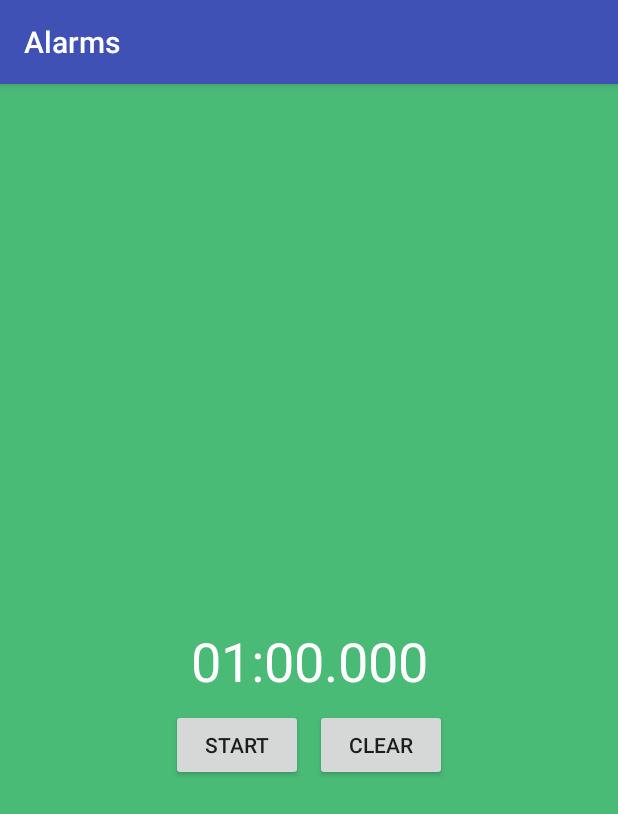
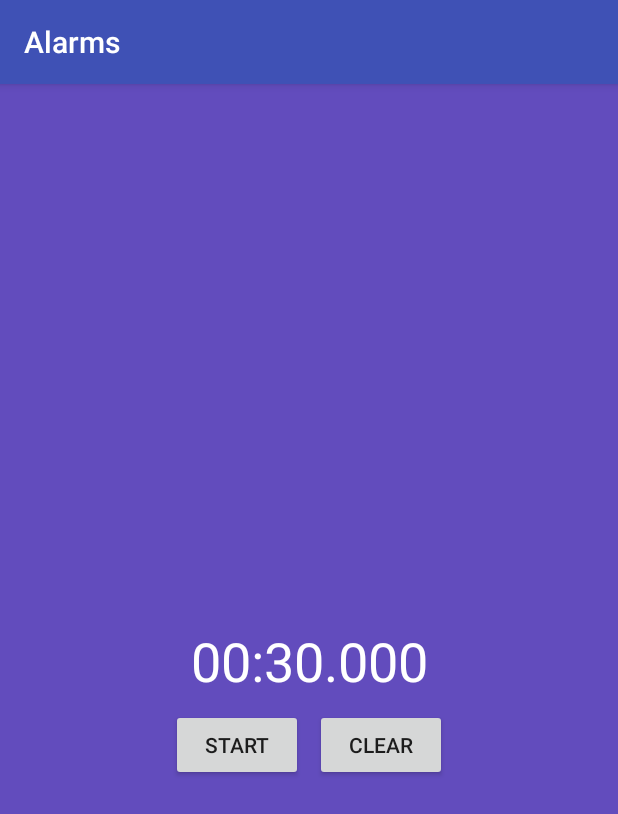
Before and after one commit to RomainRoche/android-alarms-loop, an Android app: the screen it shows after launch (MainActivity), after a tap on "CLEAR", on a phone screen of 412 x 824 dp. Shown: the top 814 px of the screen. Run offline under Robolectric (Android 15) with nearby library versions, the phone set to English and light mode, and no system bars.

Commit message:
chg: colors and countdown: can have multiple colors, multiple durations, loop between it

```diff
--- a/app/src/main/java/com/romainroche/alarms/ColorChangingView.java
+++ b/app/src/main/java/com/romainroche/alarms/ColorChangingView.java
@@ -11,41 +11,71 @@ import android.widget.LinearLayout;
 
 public class ColorChangingView extends LinearLayout {
 
-    private int fromColor, fromRed, fromGreen, fromBlue;
-    private int toColor, toRed, toGreen, toBlue;
+    private int index = 0;
+    private int[] colors = new int[] {R.color.background0, R.color.background1};
+    private long[] durations = new long[] {(long)(1.0 * 60 * 1000.0)};
+
+    private int fromRed, fromGreen, fromBlue;
+    private int toRed, toGreen, toBlue;
 
     protected long timestamp, remainingTime;
-
-    public long duration = (long)(1.0 * 60 * 1000.0); // in milliseconds
-    public long targetTime = (long)0;
+    protected long targetTime = (long)0;
 
     public boolean isOn = false;
 
 
     public ColorChangingView(Context context, AttributeSet attrs) {
         super(context, attrs);
-        this.setFromColorResource(R.color.background0);
-        this.setToColorResource(R.color.background1);
-        this.setBackgroundResource(this.fromColor);
-        this.remainingTime = duration;
+        this.colors = new int[] {R.color.background0, R.color.background1};
+        this.setFromColorResource(this.colors[0]);
+        this.setToColorResource(this.colors[1]);
+        this.setBackgroundResource(this.colors[0]);
+        this.remainingTime = this.durations[0];
     }
 
-    public int getFromColorResource() { return this.fromColor; }
-    public void setFromColorResource(int resourceId) {
-        this.fromColor = resourceId;
-        int from = this.getResources().getInteger(this.fromColor);
+    private void setFromColorResource(int resourceId) {
+        int from = this.getResources().getInteger(resourceId);
         this.fromRed = (from >> 16) & 0xff;
         this.fromGreen = (from >> 8) & 0xff;
         this.fromBlue = (from) & 0xff;
     }
 
-    public int getToColorResource() { return this.toColor; }
-    public void setToColorResource(int resourceId) {
-        this.toColor = resourceId;
-        int to = this.getResources().getInteger(this.toColor);
+    private void setToColorResource(int resourceId) {
+        int to = this.getResources().getInteger(resourceId);
         this.toRed = (to >> 16) & 0xff;
         this.toGreen = (to >> 8) & 0xff;
         this.toBlue = (to) & 0xff;
+    }
+
+    private int getCurrentColorResource() {
+        return this.colors[this.index % this.colors.length];
+    }
+
+    private int getNextColorResource() {
+        return this.colors[(this.index + 1) % this.colors.length];
+    }
+
+    private long getCurrentDuration() {
+        return this.durations[this.index % this.durations.length];
+    }
+
+    public void setColors(int[] colors) {
+        this.colors = colors;
+        if (this.colors.length > 0) {
+            this.setBackgroundResource(this.colors[0]);
+            this.setFromColorResource(this.colors[0]);
+            this.setToColorResource(this.colors[0]);
+        }
+        if (this.colors.length > 1) {
+            this.setToColorResource(this.colors[1]);
+        }
+    }
+
+    public void setDurations(long[] durations) {
+        this.durations = durations;
+        if (this.durations.length > 0) {
+            this.remainingTime = this.durations[0];
+        }
     }
 
     public void play() {
@@ -62,8 +92,8 @@ public class ColorChangingView extends LinearLayout {
 
     public void reset() {
         this.isOn = false;
-        this.setBackgroundResource(this.fromColor);
-        this.remainingTime = this.duration;
+        this.setBackgroundResource(this.colors[0]);
+        this.remainingTime = this.durations[0];
         this.invalidate();
     }
 
@@ -77,10 +107,10 @@ public class ColorChangingView extends LinearLayout {
     protected void resetTimeData() {
         this.timestamp = System.currentTimeMillis();
         if (this.timestamp >= this.targetTime) {
-            this.targetTime = this.targetTime + this.duration;
-            int tmpColor = this.fromColor;
-            this.setFromColorResource(this.toColor);
-            this.setToColorResource(tmpColor);
+            this.index++;
+            this.targetTime = this.targetTime + this.getCurrentDuration();
+            this.setFromColorResource(this.getCurrentColorResource());
+            this.setToColorResource(this.getNextColorResource());
         }
         this.setRemainingTime();
     }
@@ -94,7 +124,7 @@ public class ColorChangingView extends LinearLayout {
 
         if (this.isOn) {
             this.resetTimeData();
-            float ratio = 1 - ((float)this.remainingTime / (float)this.duration);
+            float ratio = 1 - ((float)this.remainingTime / (float)this.getCurrentDuration());
 
             int resR = this.fromRed + (int)((this.toRed - this.fromRed) * ratio);
             int resG = this.fromGreen + (int)((this.toGreen - this.fromGreen) * ratio);
--- a/app/src/main/java/com/romainroche/alarms/CountdownView.java
+++ b/app/src/main/java/com/romainroche/alarms/CountdownView.java
@@ -44,6 +44,12 @@ public class CountdownView extends ColorChangingView {
     }
 
     @Override
+    public void setDurations(long[] durations) {
+        super.setDurations(durations);
+        this.textView.setText(this.countdownText());
+    }
+
+    @Override
     public void play() {
         super.play();
         this.playButton.setText(this.getResources().getString(R.string.pause));
--- a/app/src/main/java/com/romainroche/alarms/MainActivity.java
+++ b/app/src/main/java/com/romainroche/alarms/MainActivity.java
@@ -6,10 +6,16 @@ import android.os.Bundle;
 
 public class MainActivity extends AppCompatActivity {
 
+    private CountdownView countdownView;
+
     @Override
     protected void onCreate(Bundle savedInstanceState) {
         super.onCreate(savedInstanceState);
         setContentView(R.layout.activity_main);
+
+        this.countdownView = (CountdownView)this.findViewById(R.id.countdownView);
+        this.countdownView.setColors(new int[] {R.color.background1, R.color.background0, R.color.background3});
+        this.countdownView.setDurations(new long[] {1 * 30 * 1000, 1 * 40 * 1000, 1 * 20 * 1000});
     }
 
 }
--- a/app/src/main/res/layout/activity_main.xml
+++ b/app/src/main/res/layout/activity_main.xml
@@ -8,16 +8,16 @@
     tools:context="com.romainroche.alarms.MainActivity">
 
     <com.romainroche.alarms.CountdownView
-        android:id="@+id/view"
+        android:id="@+id/countdownView"
         android:layout_width="0dp"
         android:layout_height="0dp"
+        android:layout_marginBottom="0dp"
+        android:layout_marginLeft="0dp"
+        android:layout_marginRight="0dp"
+        android:layout_marginTop="0dp"
+        app:layout_constraintBottom_toBottomOf="parent"
         app:layout_constraintLeft_toLeftOf="parent"
         app:layout_constraintRight_toRightOf="parent"
-        app:layout_constraintTop_toTopOf="parent"
-        android:layout_marginTop="0dp"
-        android:layout_marginLeft="0dp"
-        android:layout_marginRight="0dp"
-        app:layout_constraintBottom_toBottomOf="parent"
-        android:layout_marginBottom="0dp" />
+        app:layout_constraintTop_toTopOf="parent" />
 
 </android.support.constraint.ConstraintLayout>
```
